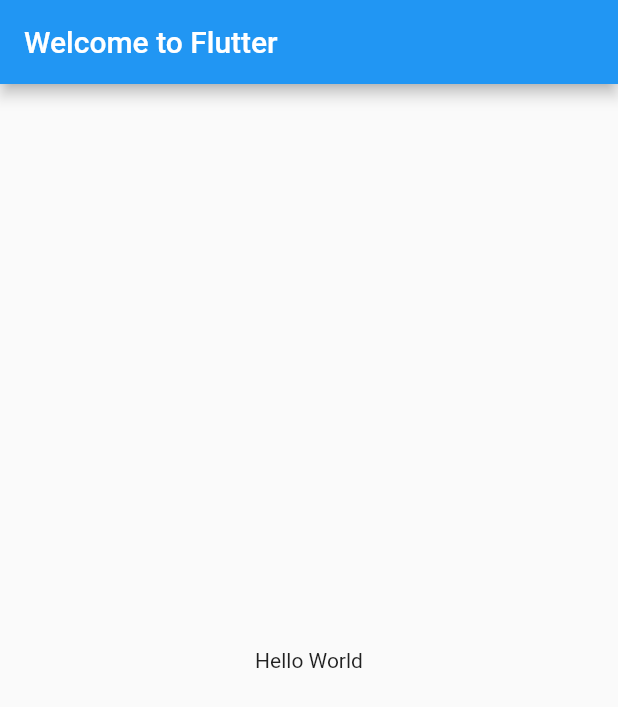
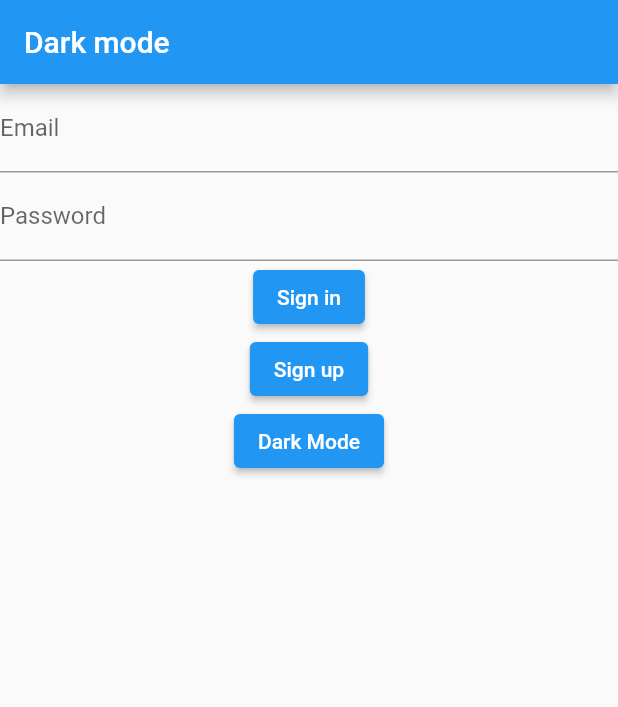
Before and after one commit to aguiarpaulo25/645-2F_Flutter_Project_Gr3, a Flutter app: the screen it shows after launch, on a phone screen of 412 x 824 dp. Shown: the top 707 px of the screen. Run offline on Flutter 3.47's test engine with Material 2 defaults, Android fonts, the light colour scheme and no system bars; our stand-ins replace firebase_auth, firebase_core; accounts and stored records are empty.

Commit message:
Added dependencies with firebase, added login with authentication in firebase, added dark mode with a new theme color that handles all colours in the app.

```diff
--- /dev/null
+++ b/lib/authentication_service.dart
@@ -0,0 +1,32 @@
+import 'package:firebase_auth/firebase_auth.dart';
+
+class AuthenticationService {
+  final FirebaseAuth _firebaseAuth;
+
+  AuthenticationService(this._firebaseAuth);
+
+  Stream<User?> get authStateChanges => _firebaseAuth.authStateChanges();
+
+  Future<void> signOut() async {
+    await _firebaseAuth.signOut();
+  }
+
+  Future<String?> signIn(String email, String password) async {
+    try {
+      await _firebaseAuth.signInWithEmailAndPassword(
+          email: email, password: password);
+      return "Signed in";
+    } on FirebaseAuthException catch (e) {
+      return e.message;
+    }
+  }
+
+  Future<String?> signUp(String email, String password) async {
+    try {
+      await _firebaseAuth.createUserWithEmailAndPassword(
+          email: email, password: password);
+    } on FirebaseAuthException catch (e) {
+      return e.message;
+    }
+  }
+}
--- /dev/null
+++ b/lib/authentification_wrapper.dart
@@ -0,0 +1,28 @@
+import 'package:firebase_auth/firebase_auth.dart';
+import 'package:flutter/cupertino.dart';
+import 'package:flutter/material.dart';
+import 'package:flutter_project/signin_page.dart';
+import 'package:provider/src/provider.dart';
+
+import 'homepage.dart';
+
+class AuthenticationWrapper extends StatefulWidget {
+  const AuthenticationWrapper({Key? key, required this.changeDarkMode}) : super(key: key);
+
+  final Function() changeDarkMode;
+
+  @override
+  _AuthenticationWrapperState createState() => _AuthenticationWrapperState();
+}
+
+class _AuthenticationWrapperState extends State<AuthenticationWrapper> {
+  @override
+  Widget build(BuildContext context) {
+    try {
+      context.watch<User>();
+      return const HomePage();
+    } on ProviderNullException {
+      return SignInPage(changeDarkMode: widget.changeDarkMode);
+    }
+  }
+}
--- a/lib/main.dart
+++ b/lib/main.dart
@@ -1,21 +1,51 @@
+import 'package:firebase_auth/firebase_auth.dart';
+import 'package:firebase_core/firebase_core.dart';
 import 'package:flutter/material.dart';
+import 'package:flutter_project/authentication_service.dart';
+import 'package:provider/provider.dart';
 
-void main() {
+import 'authentification_wrapper.dart';
+
+Future<void> main() async {
+  WidgetsFlutterBinding.ensureInitialized();
+  await Firebase.initializeApp();
   runApp(MyApp());
 }
 
-class MyApp extends StatelessWidget {
+class MyApp extends StatefulWidget {
+  const MyApp({Key? key}) : super(key: key);
+
+  @override
+  _MyAppState createState() => _MyAppState();
+}
+
+class _MyAppState extends State<MyApp> {
+  bool isDark = false;
+
+  refreshDarkMode() {
+    setState(() {
+      isDark = !isDark;
+    });
+  }
+
   @override
   Widget build(BuildContext context) {
-    return MaterialApp(
-      title: 'Welcome to Flutter',
-      home: Scaffold(
-        appBar: AppBar(
-          title: const Text('Welcome to Flutter'),
+    return MultiProvider(
+      providers: [
+        Provider<AuthenticationService>(
+          create: (_) => AuthenticationService(FirebaseAuth.instance),
         ),
-        body: const Center(
-          child: Text('Hello World'),
+        StreamProvider<User?>(
+          create: (context) =>
+          context.read<AuthenticationService>().authStateChanges,
+          initialData: null,
         ),
+      ],
+      child: MaterialApp(
+        debugShowCheckedModeBanner: false,
+        title: 'Welcome',
+        theme: isDark? ThemeData.dark() : ThemeData.light(),
+        home:  AuthenticationWrapper(changeDarkMode: refreshDarkMode),
       ),
     );
   }
--- /dev/null
+++ b/lib/signin_page.dart
@@ -0,0 +1,63 @@
+import 'package:flutter/material.dart';
+import 'package:provider/src/provider.dart';
+
+import 'authentication_service.dart';
+
+class SignInPage extends StatefulWidget {
+  const SignInPage({Key? key, required this.changeDarkMode}) : super(key: key);
+  final Function() changeDarkMode;
+
+  @override
+  State<SignInPage> createState() => _SignInPageState();
+}
+
+class _SignInPageState extends State<SignInPage> {
+  final TextEditingController emailController = TextEditingController();
+
+  final TextEditingController passwordController = TextEditingController();
+
+  @override
+  Widget build(BuildContext context) {
+    return Scaffold(
+      appBar: AppBar(
+        title: const Text("Dark mode"),
+      ),
+      body: Column(
+        children: [
+          TextField(
+            controller: emailController,
+            decoration: const InputDecoration(
+              labelText: "Email",
+            ),
+          ),
+          TextField(
+            controller: passwordController,
+            decoration: const InputDecoration(
+              labelText: "Password",
+            ),
+          ),
+          ElevatedButton(
+            onPressed: () {
+              context.read<AuthenticationService>().signIn(
+                  emailController.text.trim(), passwordController.text.trim());
+            },
+            child: const Text("Sign in"),
+          ),
+          ElevatedButton(
+            onPressed: () {
+              context.read<AuthenticationService>().signUp(
+                  emailController.text.trim(), passwordController.text.trim());
+            },
+            child: const Text("Sign up"),
+          ),
+          ElevatedButton(
+            onPressed: () {
+              widget.changeDarkMode();
+            },
+            child: const Text("Dark Mode"),
+          )
+        ],
+      ),
+    );
+  }
+}
```
Also changed, not shown: lib/homepage.dart (added, +29 -0 lines), lib/theme_color.dart (added, +46 -0 lines), pubspec.yaml (+6 -1 lines), pubspec.lock, 4 other files.
